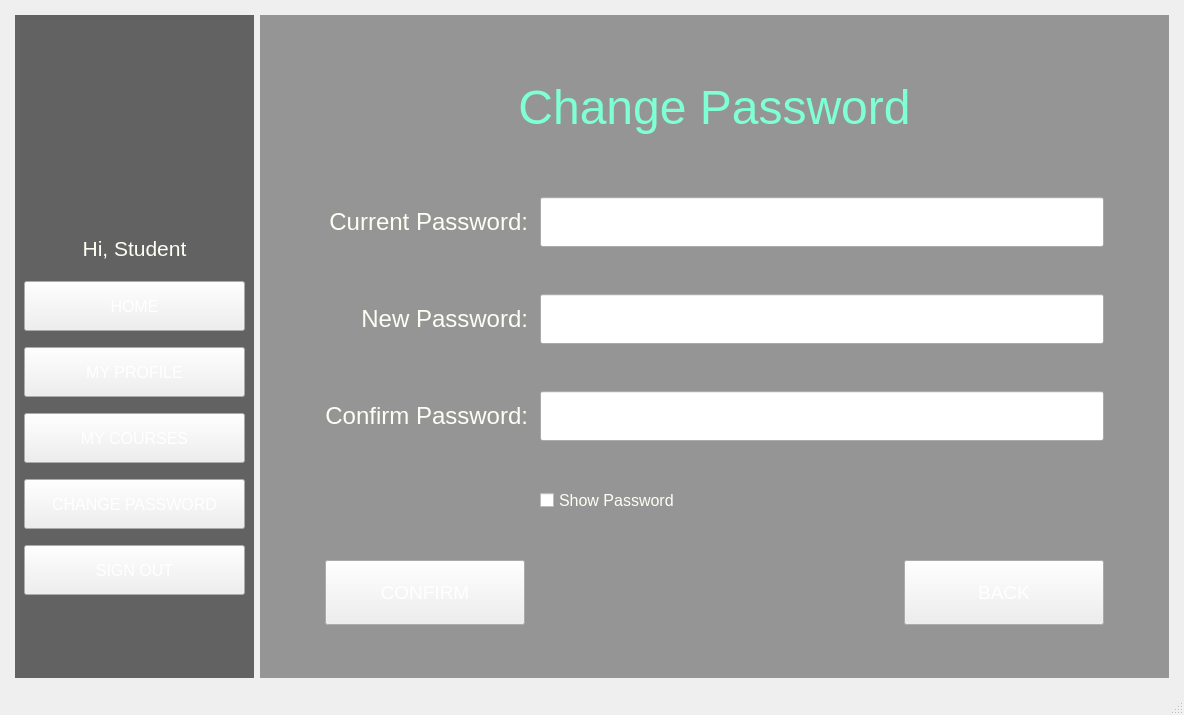
Old version of the form StudentManagementSystem/mainwindow.ui in the repository BuhDuy256/Student-Management-GROUP6-KTLT-23CLC03.
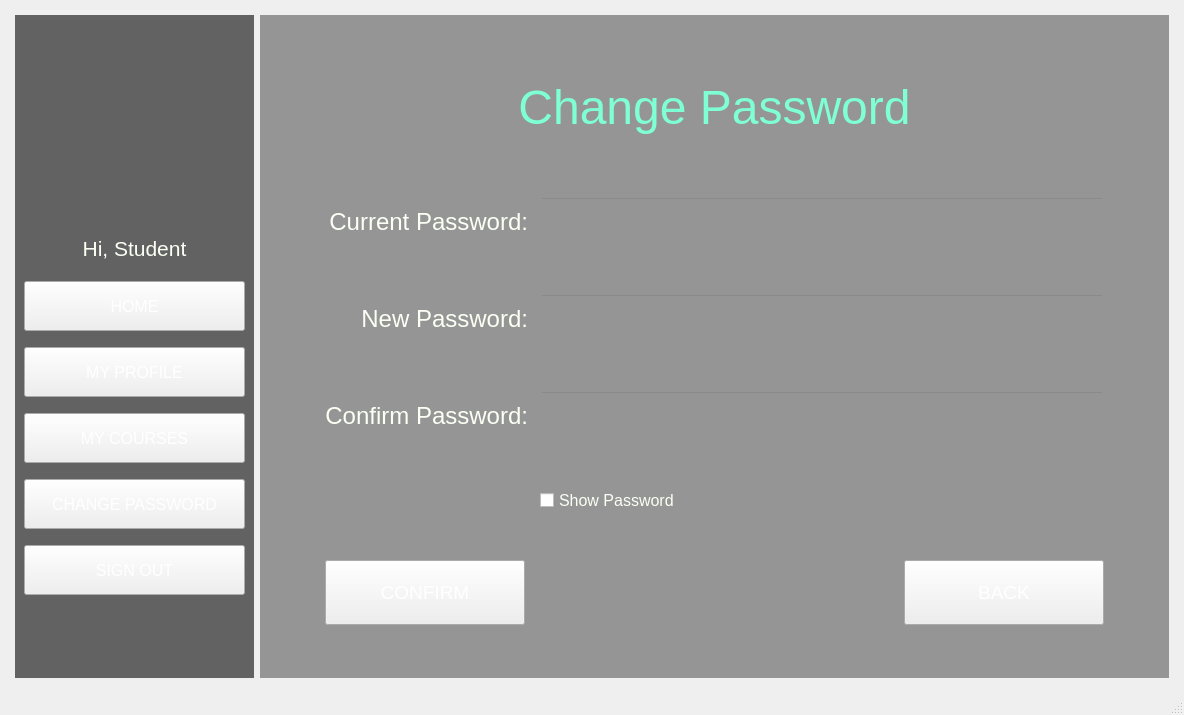
New version of the form. The open tabs and pages were chosen to show the change. Icons and pictures are not drawn.

Commit message: Change background to transparent

The edit to the form file:
```diff
--- a/StudentManagementSystem/mainwindow.ui
+++ b/StudentManagementSystem/mainwindow.ui
@@ -1359,7 +1359,8 @@
                </font>
               </property>
               <property name="styleSheet">
-               <string notr="true">color: #FBFFF4</string>
+               <string notr="true">color: #FBFFF4;
+background-color: transparent;</string>
               </property>
               <property name="echoMode">
                <enum>QLineEdit::Password</enum>
@@ -1452,7 +1453,8 @@
                </font>
               </property>
               <property name="styleSheet">
-               <string notr="true">color: #FBFFF4;</string>
+               <string notr="true">color: #FBFFF4;
+background-color: transparent</string>
               </property>
               <property name="text">
                <string/>
@@ -1482,7 +1484,8 @@
                </font>
               </property>
               <property name="styleSheet">
-               <string notr="true">color: #FBFFF4</string>
+               <string notr="true">color: #FBFFF4;
+background-color: transparent;</string>
               </property>
               <property name="echoMode">
                <enum>QLineEdit::Password</enum>
```
Left out of the diff: 4 changed lines with no effect on the pictures.
